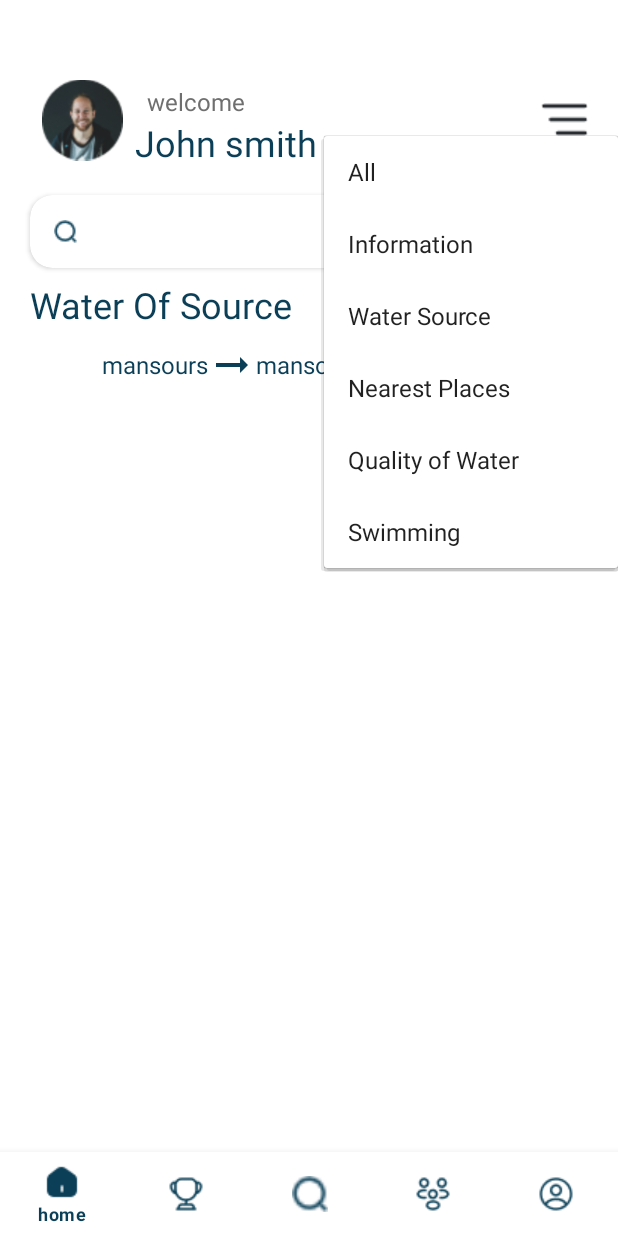
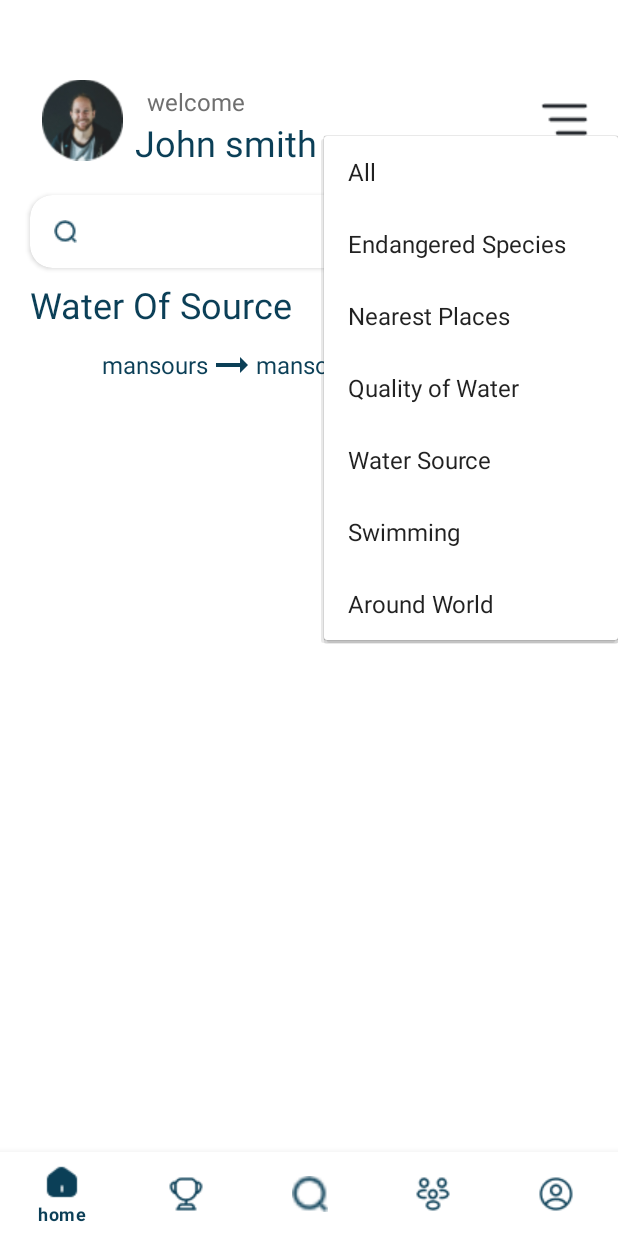
Before and after one commit to ecosees/United-Mariners, an Android app: the home_screen_Activity screen opened directly, with no data from a screen before it, after a tap on an icon or button, on a phone screen of 412 x 824 dp. Run offline under Robolectric (Android 15) with nearby library versions, the phone set to English and light mode, and no system bars; our stand-ins replace Firebase (no records; nobody signed in at launch, a user with empty details on screens opened directly); pictures from the network do not load.

Commit message:
home update add around world

```diff
--- a/app/src/main/java/com/example/unitedmariners/ProfileFragment.java
+++ b/app/src/main/java/com/example/unitedmariners/ProfileFragment.java
@@ -184,7 +184,6 @@ public class ProfileFragment extends Fragment {
         ImageButton im_back;
         EditText et_name;
         Button btn_save_name;
-
         im_back = view.findViewById(R.id.im_back);
         et_name = view.findViewById(R.id.et_name);
         btn_save_name = view.findViewById(R.id.btn_save_name);
--- a/app/src/main/res/layout/activity_home_screen.xml
+++ b/app/src/main/res/layout/activity_home_screen.xml
@@ -166,7 +166,7 @@
     <FrameLayout
         android:id="@+id/container"
         android:layout_width="match_parent"
-        android:layout_height="wrap_content"
+        android:layout_height="match_parent"
         android:layout_above="@+id/bottom_navigation"
         />
 
--- a/app/src/main/res/layout/profile_photo_layout.xml
+++ b/app/src/main/res/layout/profile_photo_layout.xml
@@ -2,6 +2,7 @@
 <RelativeLayout xmlns:android="http://schemas.android.com/apk/res/android"
     android:layout_width="match_parent"
     android:layout_height="match_parent"
+    android:background="@android:color/transparent"
     xmlns:tools="http://schemas.android.com/tools"
     android:gravity="center">
 
--- a/app/src/main/res/menu/menu.xml
+++ b/app/src/main/res/menu/menu.xml
@@ -2,16 +2,17 @@
 <menu xmlns:android="http://schemas.android.com/apk/res/android"
     xmlns:app="http://schemas.android.com/apk/res-auto">
    <item android:id="@+id/all"
-       android:title="All" />
-    <item android:id="@+id/information"
-        android:title="Information"/>
-    <item android:id="@+id/water_source"
-        android:title="Water Source"/>
+     android:title="All"/>
+   <item android:id="@+id/Endangered"
+       android:title="Endangered Species" />
     <item android:id="@+id/nearest_Places"
     android:title="Nearest Places"/>
     <item android:id="@+id/quality"
     android:title="Quality of Water"/>
+    <item android:id="@+id/water_source"
+     android:title="Water Source"/>
     <item android:id="@+id/swimming"
-        android:title="Swimming"/>
-
+     android:title="Swimming"/>
+    <item android:id="@+id/aroundWorld"
+     android:title="Around World"/>
 </menu>
--- a/app/src/main/res/values/strings.xml
+++ b/app/src/main/res/values/strings.xml
@@ -20,7 +20,7 @@
     <string name="already_have_account">Already have account?</string>
     <string name="email_password_wrong">Email or Password are wrong, please enter them again</string>
     <string name="title_activity_maps">MapsActivity</string>
-        <string name="water">Water Of Source</string>
+    <string name="water">Water Of Source</string>
     <string name="welcomex">welcome</string>
     <string name="name">John smith</string>
     <string name="search_hint">Search</string>
```
Also changed, not shown: app/src/main/java/com/example/unitedmariners/AllData.java (+54 -15 lines), app/src/main/java/com/example/unitedmariners/home_screen_Activity.java (+20 -14 lines), app/src/main/java/com/example/unitedmariners/sign_up_screen.java (+7 -15 lines).
